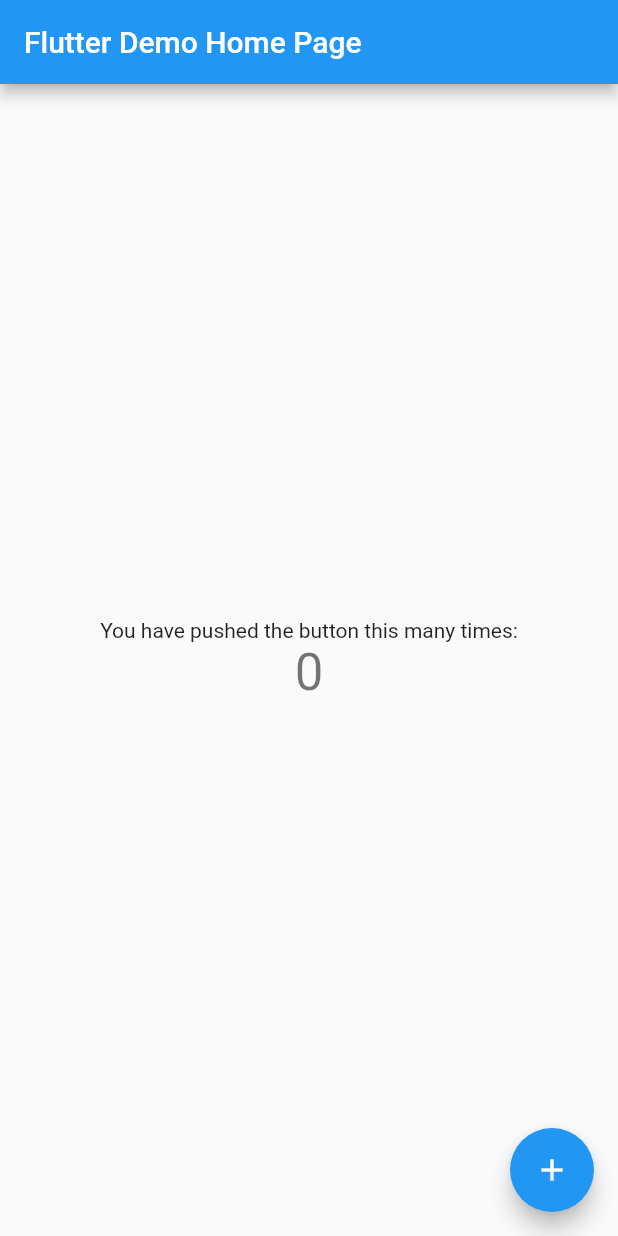
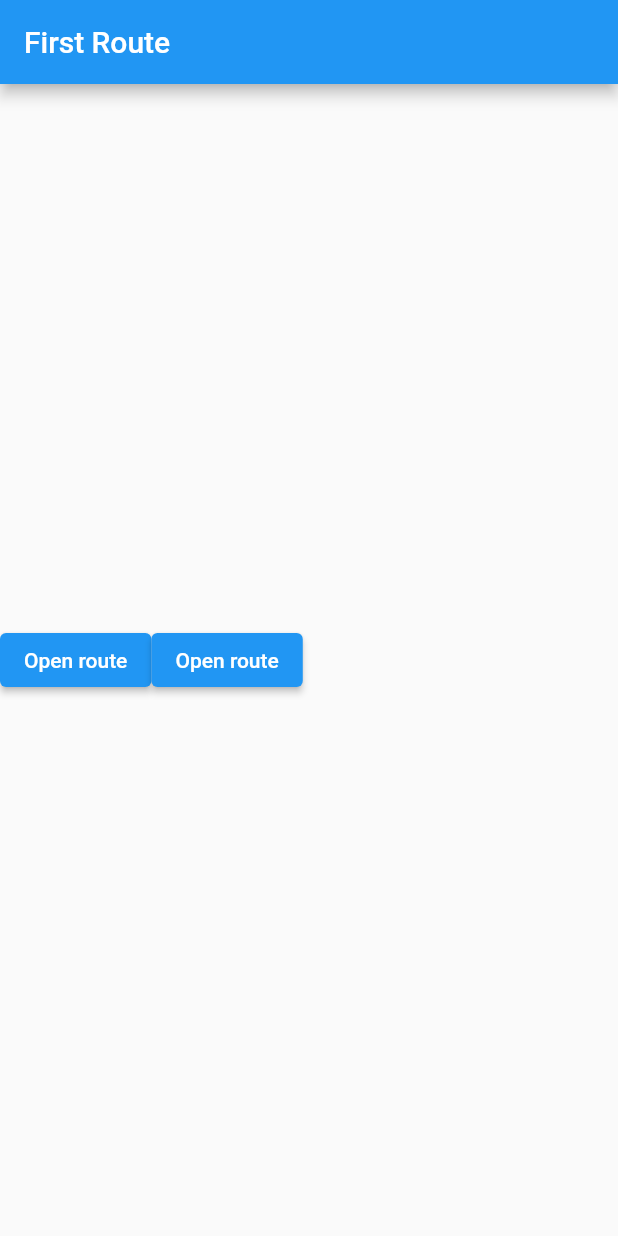
Before and after one commit to dharakamd/Gamesome-mobile, a Flutter app: the screen it shows after launch, on a phone screen of 412 x 824 dp. Run offline on Flutter 3.47's test engine with Material 2 defaults, Android fonts, the light colour scheme and no system bars.

Commit message:
create navigator button

```diff
--- a/gamesome/lib/main.dart
+++ b/gamesome/lib/main.dart
@@ -1,115 +1,45 @@
 import 'package:flutter/material.dart';
 
+import 'login.dart';
+import 'register.dart';
+
 void main() {
-  runApp(const MyApp());
+  runApp(const MaterialApp(
+    title: 'Navigation Basics',
+    home: home(),
+  ));
 }
 
-class MyApp extends StatelessWidget {
-  const MyApp({Key? key}) : super(key: key);
+class home extends StatelessWidget {
+  const home({super.key});
 
-  // This widget is the root of your application.
   @override
   Widget build(BuildContext context) {
-    return MaterialApp(
-      title: 'Flutter Demo',
-      theme: ThemeData(
-        // This is the theme of your application.
-        //
-        // Try running your application with "flutter run". You'll see the
-        // application has a blue toolbar. Then, without quitting the app, try
-        // changing the primarySwatch below to Colors.green and then invoke
-        // "hot reload" (press "r" in the console where you ran "flutter run",
-        // or simply save your changes to "hot reload" in a Flutter IDE).
-        // Notice that the counter didn't reset back to zero; the application
-        // is not restarted.
-        primarySwatch: Colors.blue,
+    return Scaffold(
+      appBar: AppBar(
+        title: const Text('First Route'),
       ),
-      home: const MyHomePage(title: 'Flutter Demo Home Page'),
+      body: Row(children: [
+        Center(
+        child: ElevatedButton(
+          child: const Text('Open route'),
+          onPressed: () {
+            Navigator.push(
+              context,
+              MaterialPageRoute(builder: (context) => const login()),
+            );
+          },
+        ),
+      ), ElevatedButton(
+          child: const Text('Open route'),
+          onPressed: () {
+            Navigator.push(
+              context,
+              MaterialPageRoute(builder: (context) => const register()),
+            );
+          },
+        ),
+      ],)
     );
   }
 }
-
-class MyHomePage extends StatefulWidget {
-  const MyHomePage({Key? key, required this.title}) : super(key: key);
-
-  // This widget is the home page of your application. It is stateful, meaning
-  // that it has a State object (defined below) that contains fields that affect
-  // how it looks.
-
-  // This class is the configuration for the state. It holds the values (in this
-  // case the title) provided by the parent (in this case the App widget) and
-  // used by the build method of the State. Fields in a Widget subclass are
-  // always marked "final".
-
-  final String title;
-
-  @override
-  State<MyHomePage> createState() => _MyHomePageState();
-}
-
-class _MyHomePageState extends State<MyHomePage> {
-  int _counter = 0;
-
-  void _incrementCounter() {
-    setState(() {
-      // This call to setState tells the Flutter framework that something has
-      // changed in this State, which causes it to rerun the build method below
-      // so that the display can reflect the updated values. If we changed
-      // _counter without calling setState(), then the build method would not be
-      // called again, and so nothing would appear to happen.
-      _counter++;
-    });
-  }
-
-  @override
-  Widget build(BuildContext context) {
-    // This method is rerun every time setState is called, for instance as done
-    // by the _incrementCounter method above.
-    //
-    // The Flutter framework has been optimized to make rerunning build methods
-    // fast, so that you can just rebuild anything that needs updating rather
-    // than having to individually change instances of widgets.
-    return Scaffold(
-      appBar: AppBar(
-        // Here we take the value from the MyHomePage object that was created by
-        // the App.build method, and use it to set our appbar title.
-        title: Text(widget.title),
-      ),
-      body: Center(
-        // Center is a layout widget. It takes a single child and positions it
-        // in the middle of the parent.
-        child: Column(
-          // Column is also a layout widget. It takes a list of children and
-          // arranges them vertically. By default, it sizes itself to fit its
-          // children horizontally, and tries to be as tall as its parent.
-          //
-          // Invoke "debug painting" (press "p" in the console, choose the
-          // "Toggle Debug Paint" action from the Flutter Inspector in Android
-          // Studio, or the "Toggle Debug Paint" command in Visual Studio Code)
-          // to see the wireframe for each widget.
-          //
-          // Column has various properties to control how it sizes itself and
-          // how it positions its children. Here we use mainAxisAlignment to
-          // center the children vertically; the main axis here is the vertical
-          // axis because Columns are vertical (the cross axis would be
-          // horizontal).
-          mainAxisAlignment: MainAxisAlignment.center,
-          children: <Widget>[
-            const Text(
-              'You have pushed the button this many times:',
-            ),
-            Text(
-              '$_counter',
-              style: Theme.of(context).textTheme.headline4,
-            ),
-          ],
-        ),
-      ),
-      floatingActionButton: FloatingActionButton(
-        onPressed: _incrementCounter,
-        tooltip: 'Increment',
-        child: const Icon(Icons.add),
-      ), // This trailing comma makes auto-formatting nicer for build methods.
-    );
-  }
-}
```
Also changed, not shown: gamesome/lib/login.dart (added, +46 -0 lines), gamesome/lib/register.dart (added, +46 -0 lines), 1 other file.
